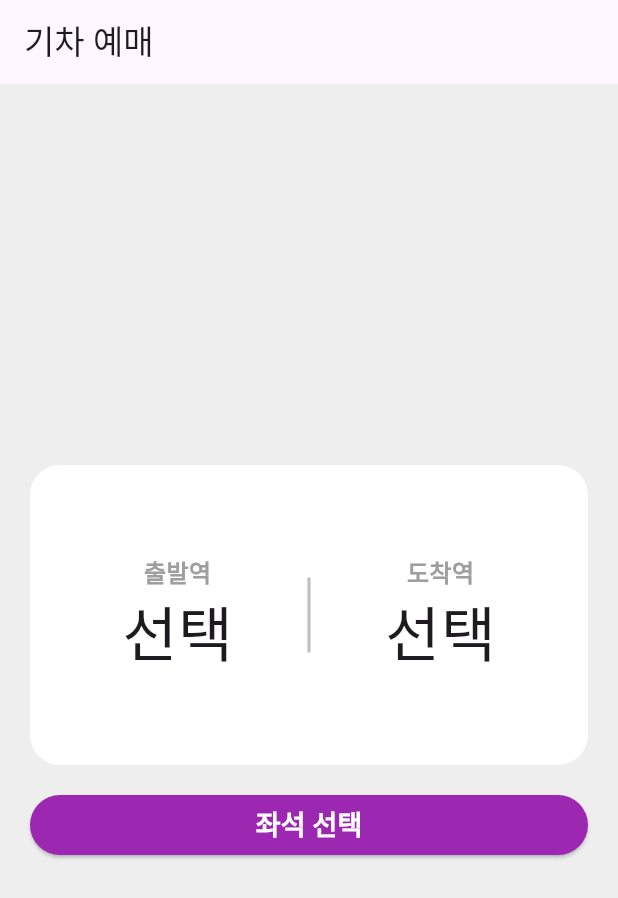
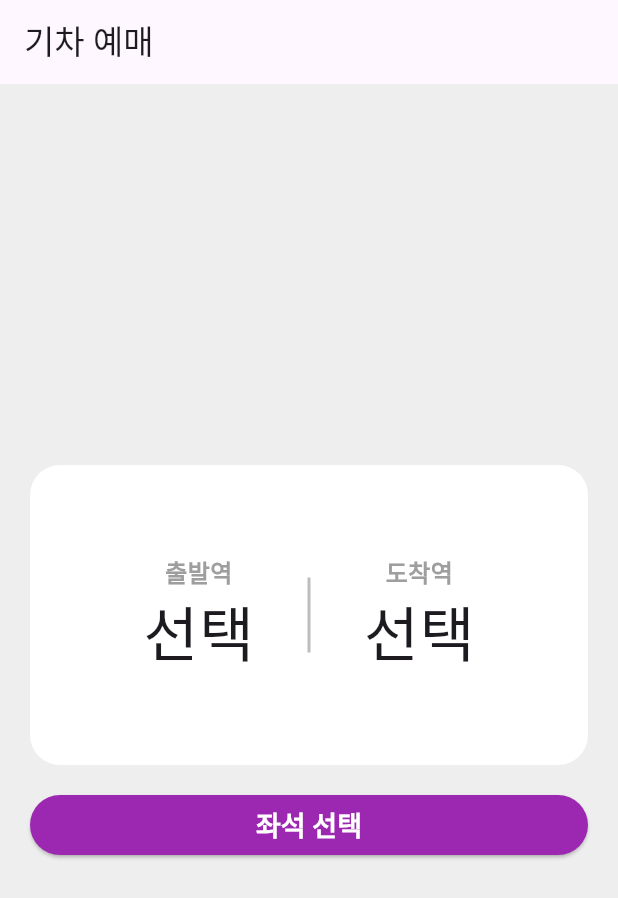
Before and after one commit to footgrammer/flutter_train_app, a Flutter app: the screen it shows after launch, on a phone screen of 412 x 824 dp. Shown: the top 898 px of the screen. Run offline on Flutter 3.47's test engine with Material 3 defaults, Android fonts, the phone set to English and light mode, and no system bars.

```diff
--- a/lib/main.dart
+++ b/lib/main.dart
@@ -19,7 +19,9 @@ class _MyAppState extends State<MyApp> {
   Widget build(BuildContext context) {
     return MaterialApp(
       title: 'Flutter Train App',
-      theme: ThemeData(),
+      theme: ThemeData(
+        elevatedButtonTheme: ElevatedButtonThemeData(style: ButtonStyle()),
+      ),
       home: HomePage(),
     );
   }
--- a/lib/pages/home/home_page.dart
+++ b/lib/pages/home/home_page.dart
@@ -10,13 +10,16 @@ class HomePage extends StatefulWidget {
 }
 
 class _HomePageState extends State<HomePage> {
+  String? departure;
+  String? arrival;
+
   @override
   Widget build(BuildContext context) {
     return Scaffold(
       appBar: AppBar(title: const Text('기차 예매')),
       backgroundColor: Colors.grey[200],
       body: Padding(
-        padding: EdgeInsets.symmetric(horizontal: 20),
+        padding: const EdgeInsets.symmetric(horizontal: 20),
         child: Column(
           mainAxisAlignment: MainAxisAlignment.center,
           children: [
@@ -24,72 +27,16 @@ class _HomePageState extends State<HomePage> {
               width: double.infinity,
               height: 200,
               decoration: BoxDecoration(
+                borderRadius: BorderRadius.circular(20),
                 color: Colors.white,
-                borderRadius: BorderRadius.circular(20),
               ),
               padding: EdgeInsets.symmetric(horizontal: 40),
               child: Row(
-                mainAxisAlignment: MainAxisAlignment.spaceAround,
+                // mainAxisAlignment: MainAxisAlignment.spaceAround,
                 children: [
-                  Column(
-                    mainAxisAlignment: MainAxisAlignment.center,
-                    children: [
-                      Text(
-                        '출발역',
-                        style: TextStyle(
-                          fontSize: 16,
-                          color: Colors.grey,
-                          fontWeight: FontWeight.bold,
-                        ),
-                      ),
-                      GestureDetector(
-                        onTap: () {
-                          Navigator.push(
-                            context,
-                            MaterialPageRoute(
-                              builder: (context) {
-                                return StationListPage('departure');
-                              },
-                            ),
-                          );
-                        },
-                        child: Text('선택', style: TextStyle(fontSize: 40)),
-                      ),
-                    ],
-                  ),
-                  SizedBox(
-                    height: 50,
-                    child: VerticalDivider(
-                      thickness: 2,
-                      color: Colors.grey[400],
-                    ),
-                  ),
-                  Column(
-                    mainAxisAlignment: MainAxisAlignment.center,
-                    children: [
-                      Text(
-                        '도착역',
-                        style: TextStyle(
-                          fontSize: 16,
-                          color: Colors.grey,
-                          fontWeight: FontWeight.bold,
-                        ),
-                      ),
-                      GestureDetector(
-                        onTap: () {
-                          Navigator.push(
-                            context,
-                            MaterialPageRoute(
-                              builder: (context) {
-                                return StationListPage('arrival');
-                              },
-                            ),
-                          );
-                        },
-                        child: Text('선택', style: TextStyle(fontSize: 40)),
-                      ),
-                    ],
-                  ),
+                  stationArea('출발역', departure ?? '선택'),
+                  Container(width: 2, height: 50, color: Colors.grey[400]),
+                  stationArea('도착역', arrival ?? '선택'),
                 ],
               ),
             ),
@@ -98,30 +45,35 @@ class _HomePageState extends State<HomePage> {
               width: double.infinity,
               height: 40,
               child: ElevatedButton(
-                style: ElevatedButton.styleFrom(
-                  backgroundColor: Colors.purple,
-                  shape: RoundedRectangleBorder(
-                    borderRadius: BorderRadius.circular(20),
+                style: ButtonStyle(
+                  backgroundColor: WidgetStatePropertyAll(Colors.purple),
+                  foregroundColor: WidgetStatePropertyAll(Colors.white),
+                  textStyle: WidgetStatePropertyAll(
+                    TextStyle(fontSize: 18, fontWeight: FontWeight.bold),
+                  ),
+                  shape: WidgetStatePropertyAll(
+                    RoundedRectangleBorder(
+                      borderRadius: BorderRadius.circular(20),
+                    ),
                   ),
                 ),
                 onPressed: () {
+                  if (departure == null || arrival == null) {
+                    return;
+                  }
                   Navigator.push(
                     context,
                     MaterialPageRoute(
                       builder: (context) {
-                        return SeatPage();
+                        return SeatPage(
+                          departure: departure!,
+                          arrival: arrival!,
+                        );
                       },
                     ),
                   );
                 },
-                child: Text(
-                  '좌석 선택',
-                  style: TextStyle(
-                    fontSize: 18,
-                    fontWeight: FontWeight.bold,
-                    color: Colors.white,
-                  ),
-                ),
+                child: Text('좌석 선택'),
               ),
             ),
           ],
@@ -129,4 +81,48 @@ class _HomePageState extends State<HomePage> {
       ),
     );
   }
+
+  Expanded stationArea(String title, String station) {
+    return Expanded(
+      child: Builder(
+        builder: (context) {
+          return GestureDetector(
+            onTap: () async {
+              String? result = await Navigator.push(
+                context,
+                MaterialPageRoute(
+                  builder: (context) {
+                    return StationListPage(title);
+                  },
+                ),
+              );
+              if (result != null) {
+                setState(() {
+                  if (title == '출발역') {
+                    departure = result;
+                  } else {
+                    arrival = result;
+                  }
+                });
+              }
+            },
+            child: Column(
+              mainAxisAlignment: MainAxisAlignment.center,
+              children: [
+                Text(
+                  title,
+                  style: TextStyle(
+                    fontSize: 16,
+                    color: Colors.grey,
+                    fontWeight: FontWeight.bold,
+                  ),
+                ),
+                Text(station, style: TextStyle(fontSize: 40)),
+              ],
+            ),
+          );
+        },
+      ),
+    );
+  }
 }
```
Also changed, not shown: lib/pages/seat/seat_page.dart (+49 -30 lines), lib/pages/seat/widgets/seat_info.dart (deleted, +0 -33 lines), lib/pages/seat/widgets/seat_list_view.dart (added, +86 -0 lines), lib/pages/seat/widgets/seat_status.dart (deleted, +0 -37 lines), lib/pages/seat/widgets/single_row.dart (deleted, +0 -66 lines), lib/pages/seat/widgets/travel_info.dart (+10 -21 lines), lib/pages/stationList/station_list_page.dart (+32 -35 lines).
